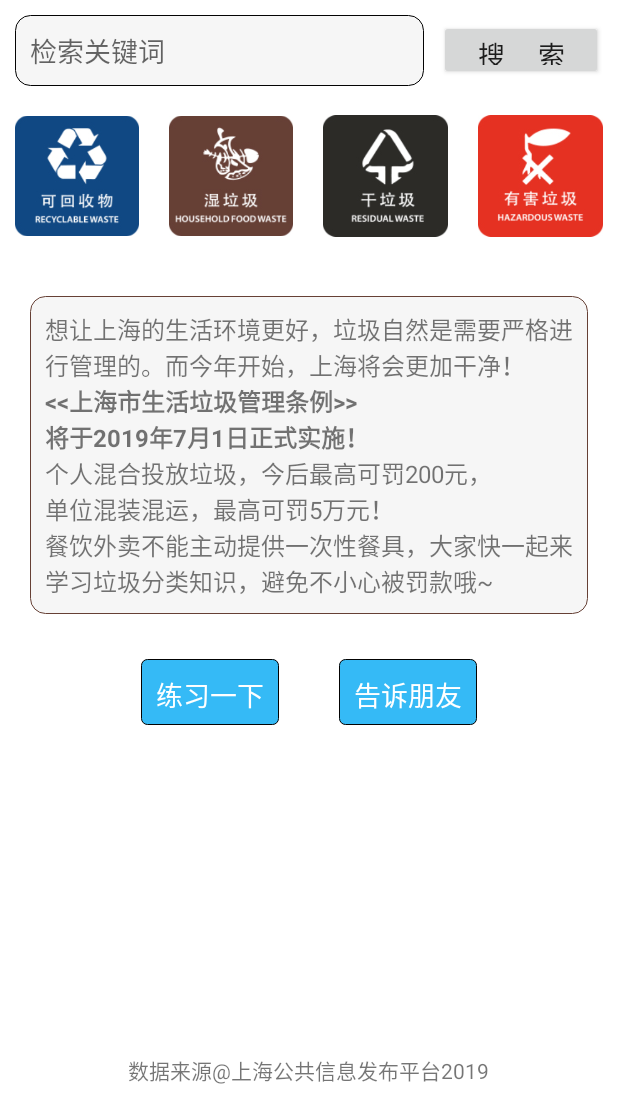
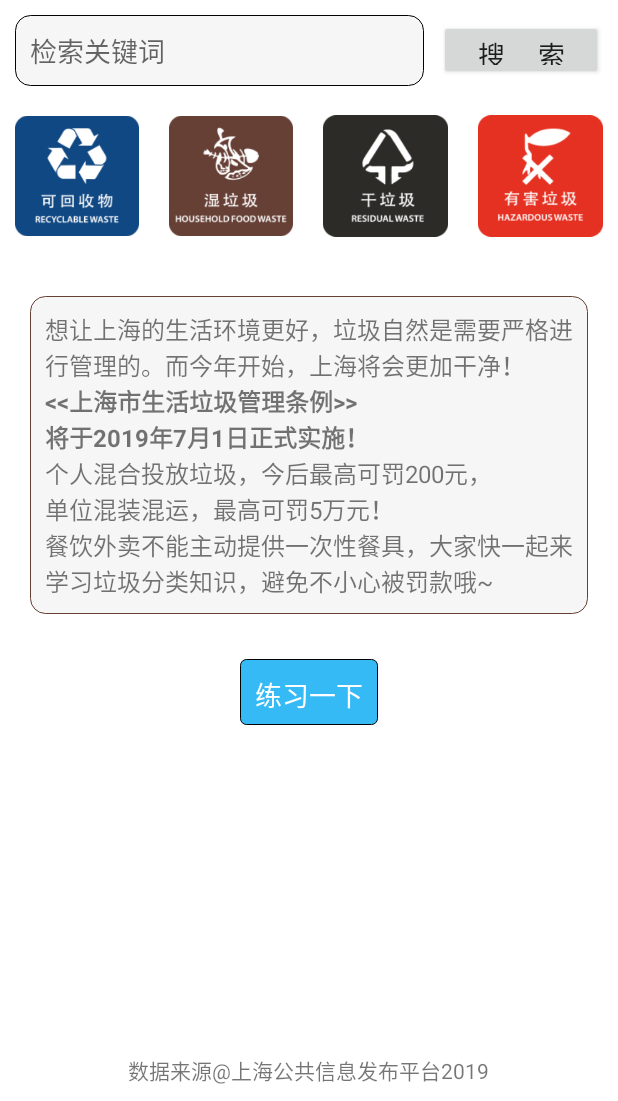
Before and after one commit to riskycheng/GoRubbish, an Android app: the screen it shows after launch (HomeActivity), on a phone screen of 412 x 824 dp, the part 135-1236 px from its top. Run offline under Robolectric (Android 15) with nearby library versions, the phone set to English and light mode, and no system bars; libraries missing offline, so code that uses them is left out: cn.pedant.

Commit message:
remove the button sharing the app

```diff
--- a/app/src/main/java/com/fatfish/chengjian/gorubbish/HomeActivity.java
+++ b/app/src/main/java/com/fatfish/chengjian/gorubbish/HomeActivity.java
@@ -13,6 +13,7 @@ import android.os.*;
 import android.support.v4.content.ContextCompat;
 import android.util.Log;
 import android.view.View;
+import android.view.WindowManager;
 import android.view.animation.AccelerateDecelerateInterpolator;
 import android.widget.*;
 import cn.pedant.SweetAlert.SweetAlertDialog;
@@ -58,7 +59,6 @@ public class HomeActivity extends Activity {
     private LinearLayout mLinearButtonsBackShare = null;
     // the back and share button
     private Button mBtnBack = null;
-    private Button mBtnShare = null;
 
     private Button mBtnPractice = null;
     private Button mBtnShareWithResult = null;
@@ -142,14 +142,12 @@ public class HomeActivity extends Activity {
         //initialize the buttons
         mBtnBack = findViewById(R.id.btn_back_result);
         mBtnBack.setOnClickListener(new MyClickListener());
-        mBtnShare = findViewById(R.id.btn_share_app);
-        mBtnShare.setOnClickListener(new MyClickListener());
 
         mBtnPractice = findViewById(R.id.btn_practice);
         mBtnPractice.setOnClickListener(new MyClickListener());
         mBtnShareWithResult = findViewById(R.id.btn_share_result);
         mBtnShareWithResult.setOnClickListener(new MyClickListener());
-
+        this.getWindow().setSoftInputMode(WindowManager.LayoutParams.SOFT_INPUT_STATE_ALWAYS_HIDDEN);
     }
 
 
@@ -424,10 +422,6 @@ public class HomeActivity extends Activity {
                     startActivity(intent);
                     break;
 
-                case R.id.btn_share_app:
-                    break;
-
-
                 case R.id.btn_back_result:
                     //hide the result page and show the linear array
                     mLinearLayoutCategories.setVisibility(View.VISIBLE);
--- a/app/src/main/res/layout/demo_piece.xml
+++ b/app/src/main/res/layout/demo_piece.xml
@@ -63,14 +63,6 @@
             android:textColor="@color/white"
             android:background="@drawable/selector_button_with_raduis"/>
 
-        <Button
-                android:id="@+id/btn_share_app"
-                android:layout_width="wrap_content" android:layout_height="44dp"
-                android:text="@string/share_to_friends"
-                android:layout_marginLeft="40dp"
-                android:textSize="18sp"
-                android:textColor="@color/white"
-                android:background="@drawable/selector_button_with_raduis"/>
 
     </LinearLayout>
 
```
